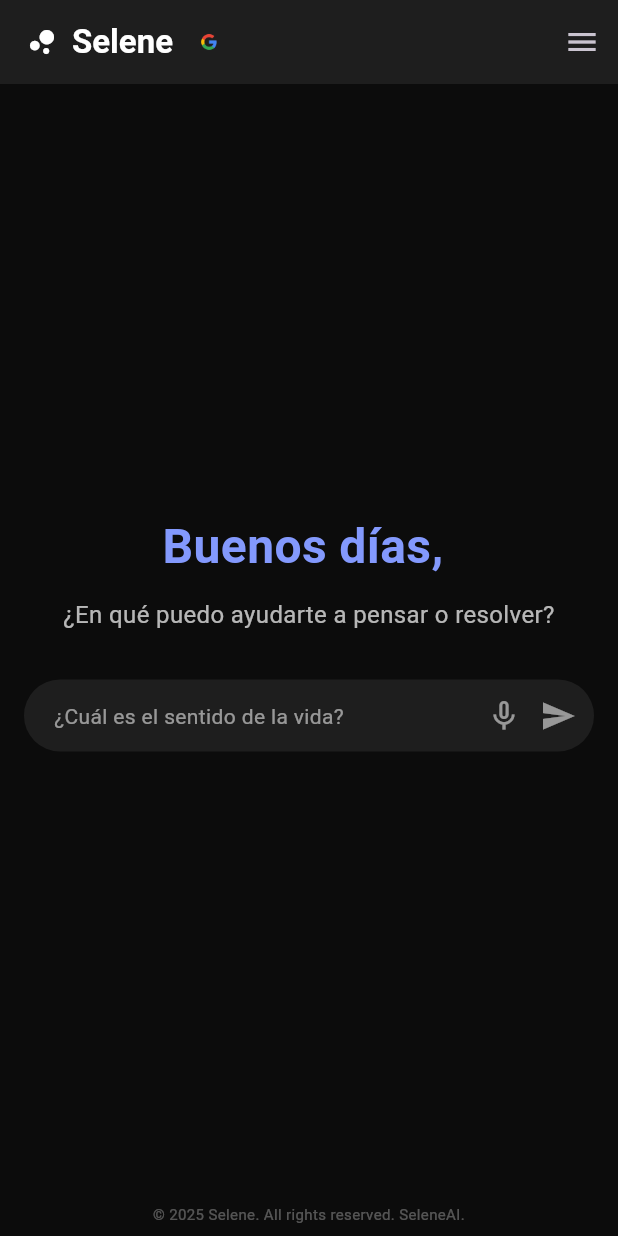
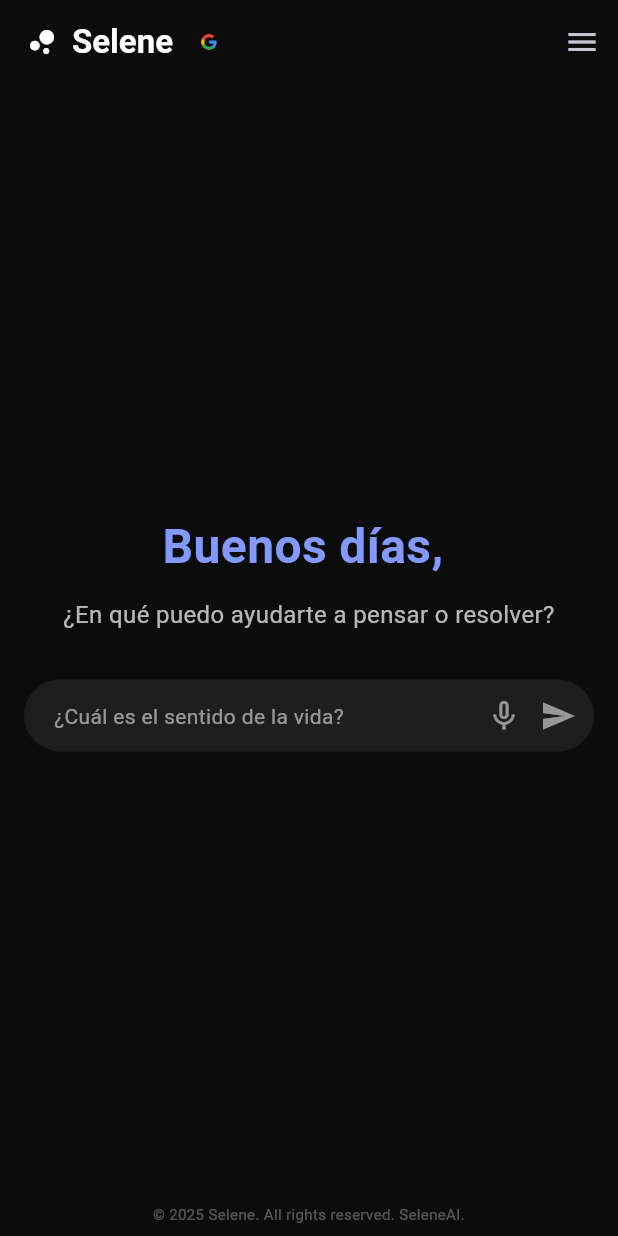
Before and after one commit to SluiooktueSvg/seleneai, a Flutter app: the screen it shows once a user with an empty profile is signed in, on a phone screen of 412 x 824 dp. Run offline on Flutter 3.47's test engine with Material 3 defaults, Android fonts, the phone set to English and light mode, and no system bars; our stand-ins replace firebase_auth, firebase_core, flutter_dotenv, flutter_tts, google_generative_ai, google_sign_in and 2 more; accounts and stored records are empty.

Commit message:
90 commit

```diff
--- a/lib/screens/chat_screen.dart
+++ b/lib/screens/chat_screen.dart
@@ -257,8 +257,9 @@ class _ChatScreenState extends State<ChatScreen> with TickerProviderStateMixin {
     final apiKey = dotenv.env['GEMINI_API_KEY']!;
 
     return Scaffold(
+      backgroundColor: const Color(0xFF0C0C0C), // 👈 agrégalo aquí
       appBar: AppBar(
-        backgroundColor: const Color(0xFF1E1E1E),
+        backgroundColor: const Color(0xFF0C0C0C),
         elevation: 0,
         title: Row(
           mainAxisSize: MainAxisSize.min,
```
